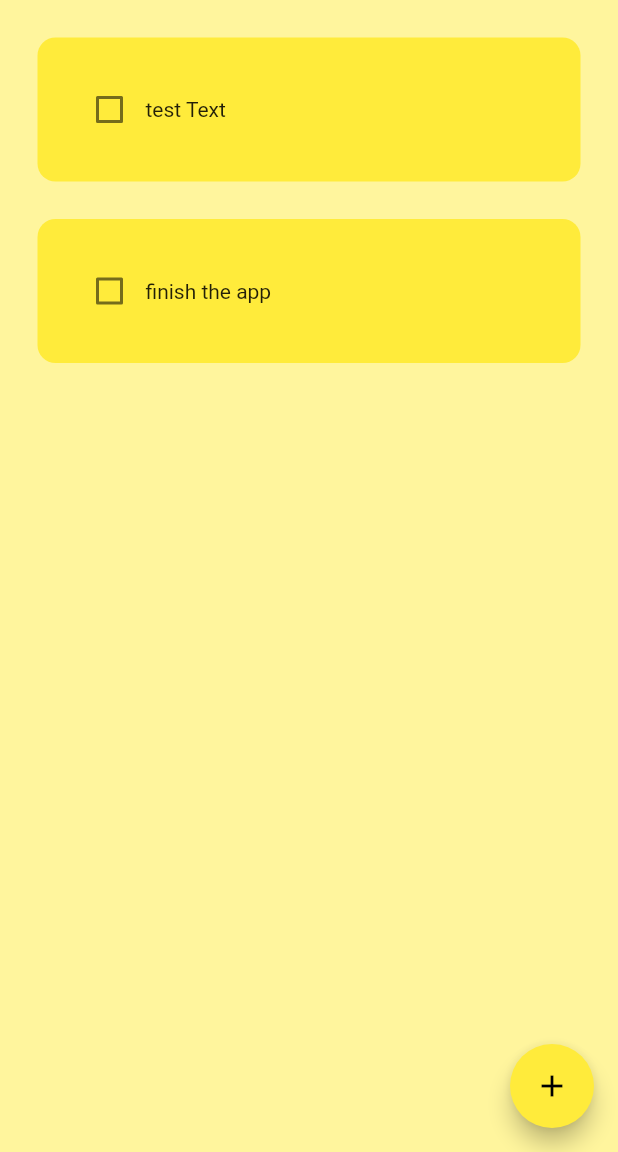
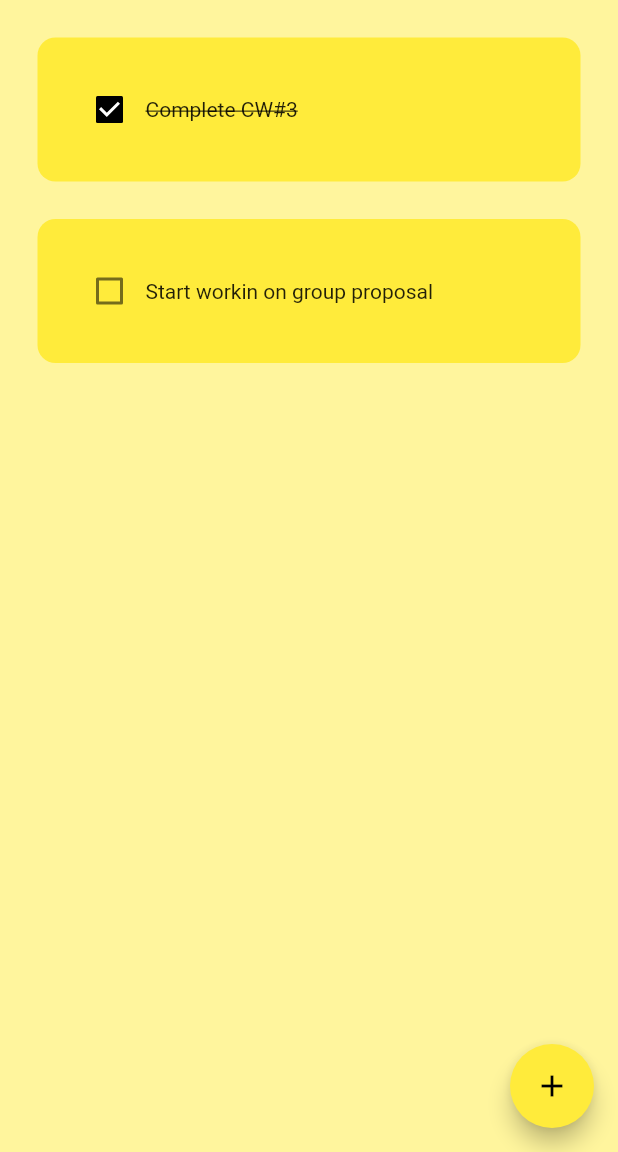
Before and after one commit to puneetkumarbajaj/taskApp, a Flutter app: the screen it shows after launch, on a phone screen of 412 x 824 dp, the part 84-1236 px from its top. Run offline on Flutter 3.47's test engine with Material 2 defaults, Android fonts, the phone set to English and light mode, and no system bars; drawn by our look-alikes of flutter_slidable; our stand-ins replace hive, hive_flutter; accounts and stored records are empty.

Commit message:
modified:   ios/Flutter/Debug.xcconfig 	modified:   ios/Flutter/Release.xcconfig 	new file:   ios/Podfile 	new file:   lib/data/database.dart 	modified:   lib/main.dart 	modified:   lib/pages/home_page.dart 	modified:   macos/Flutter/Flutter-Debug.xcconfig 	modified:   macos/Flutter/Flutter-Release.xcconfig 	modified:   macos/Flutter/GeneratedPluginRegistrant.swift 	new file:   macos/Podfile 	modified:   pubspec.lock 	modified:   pubspec.yaml

```diff
--- /dev/null
+++ b/lib/data/database.dart
@@ -0,0 +1,26 @@
+import 'package:hive/hive.dart';
+
+class ToDoDatabase{
+
+  List toDoList = [];
+
+  //reference the box
+  final dataBox = Hive.box('toDoListBox');
+
+  //method to initiate first run of the app (the first ever. Fresh install)
+  void createInitialData(){
+    toDoList = [
+      ["Complete CW#3", true],
+      ["Start workin on group proposal", false],
+    ];
+  }
+  //load data from database
+  void loadData(){
+    toDoList = dataBox.get('TODOLIST');
+  }
+
+  //update the database
+  void updateData(){
+    dataBox.put("TODOLIST", toDoList);
+  }
+}
--- a/lib/pages/home_page.dart
+++ b/lib/pages/home_page.dart
@@ -1,4 +1,6 @@
 import 'package:flutter/material.dart';
+import 'package:hive/hive.dart';
+import 'package:task_app/data/database.dart';
 import 'package:task_app/utilities/dialog_box.dart';
 import 'package:task_app/utilities/todo_tile.dart';
 
@@ -9,28 +11,41 @@ class HomePage extends StatefulWidget{
 }
 
 class _HomePageState extends State<HomePage>{
+  //referencing the hive box
+  final _myBox = Hive.box('toDoListBox');
+  ToDoDatabase db = ToDoDatabase();
+
+  @override
+  void initState() {
+    //if this is the first time ever opening the app, then have some default data
+    if(_myBox.get("TODOLIST") == null){
+      db.createInitialData();
+    }
+    else{
+      //there is some data
+      db.loadData();
+    }
+    super.initState();
+  }
+
   //text controller
   final _controller = TextEditingController();
-
-  //List of tasks
-  List toDoList = [
-    ["test Text", false],
-    ["finish the app", false],
-  ];
 
   //when checkbox is tapped
   void checkBoxChanged(bool? value, int index) {
     setState(() {
-      toDoList[index][1] = !toDoList[index][1];
+      db.toDoList[index][1] = !db.toDoList[index][1];
     });
+    db.updateData();
   }
   //saves a new task
   void saveNewTask(){
     setState(() {
-      toDoList.add([_controller.text, false]);
+      db.toDoList.add([_controller.text, false]);
       _controller.clear();
     });
     Navigator.of(context).pop();
+    db.updateData();
   }
 
   //creates a new task
@@ -50,8 +65,9 @@ class _HomePageState extends State<HomePage>{
   //delete task function
   void deleteTask(int index){
     setState(() {
-      toDoList.removeAt(index);
+      db.toDoList.removeAt(index);
     });
+    db.updateData();
   }
 
   @override
@@ -68,10 +84,10 @@ class _HomePageState extends State<HomePage>{
         child: Icon(Icons.add),
         ),
       body: ListView.builder(
-        itemCount: toDoList.length,
+        itemCount: db.toDoList.length,
         itemBuilder: (context, index){
-          return ToDoTile(taskName: toDoList[index][0],
-            taskCompleted: toDoList[index][1],
+          return ToDoTile(taskName: db.toDoList[index][0],
+            taskCompleted: db.toDoList[index][1],
             onChanged: (value) => checkBoxChanged(value, index),
             deleteFunction: (context) => deleteTask(index),);
         },
--- a/pubspec.yaml
+++ b/pubspec.yaml
@@ -30,7 +30,7 @@ environment:
 dependencies:
   flutter:
     sdk: flutter
-    hive: ^2.2.3
+  hive: ^2.2.3
   hive_flutter: ^1.1.0
 
 
```
Also changed, not shown: lib/main.dart (+9 -1 lines), pubspec.lock, 7 other files.
